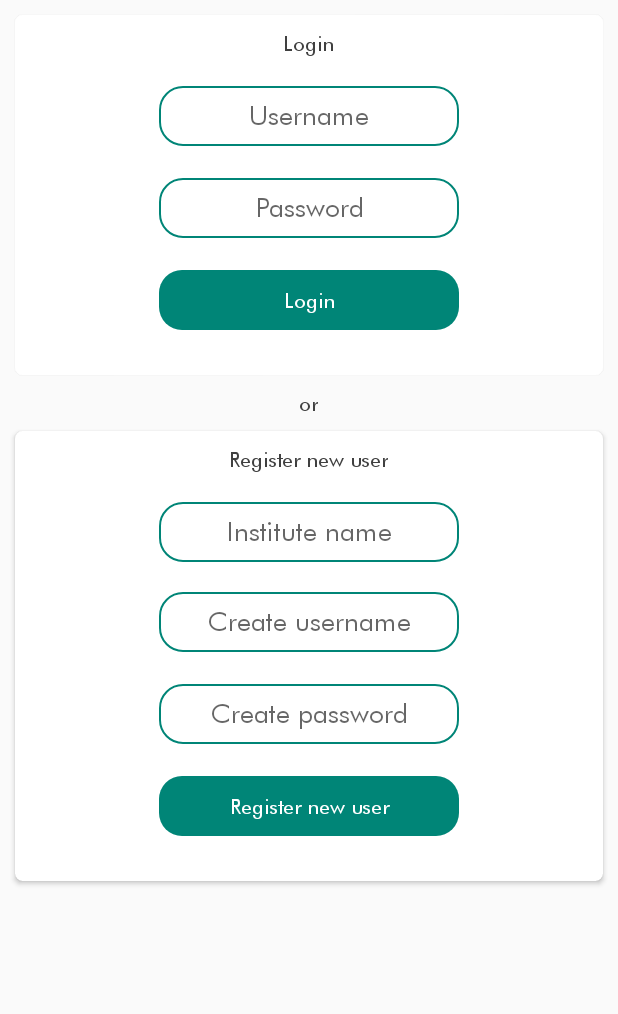
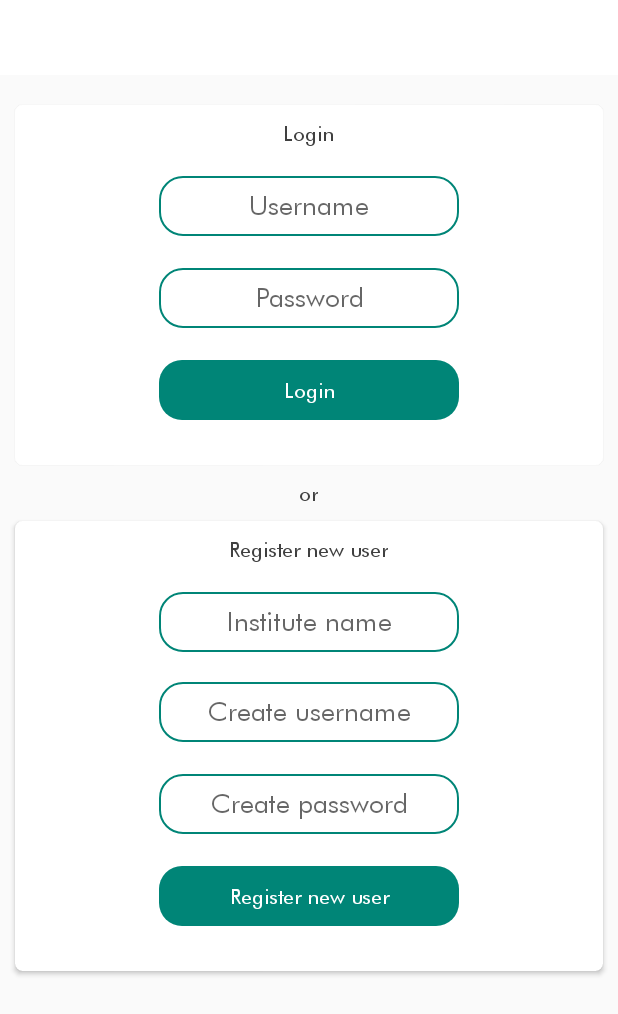
Before and after one commit to ashujhaji/pdm, an Android app: the fragment AdminFragment placed in its activity, on a phone screen of 412 x 824 dp. Shown: the top 1014 px of the screen. Run offline under Robolectric (Android 15) with nearby library versions, the phone set to English and light mode, and no system bars.

Commit message:
admin auth ui complete

```diff
--- a/app/src/main/java/com/pixerapps/placie/ui/activity/authentication/fragments/admin/AdminFragment.kt
+++ b/app/src/main/java/com/pixerapps/placie/ui/activity/authentication/fragments/admin/AdminFragment.kt
@@ -7,23 +7,40 @@ import android.view.ViewGroup
 import android.widget.Toast
 import com.pixerapps.placie.R
 import com.pixerapps.placie.mvp.BaseMvpFragment
+import kotlinx.android.synthetic.main.fragment_auth_admin.*
 
-class AdminFragment : BaseMvpFragment<AdminFragmentContract.View,AdminFragmentPresenter>(),AdminFragmentContract.View,
-View.OnClickListener{
+class AdminFragment : BaseMvpFragment<AdminFragmentContract.View, AdminFragmentPresenter>(), AdminFragmentContract.View,
+    View.OnClickListener {
+    override fun showProgress() {
+        progressBar.visibility = View.VISIBLE
+    }
+
     override var presenter: AdminFragmentPresenter = AdminFragmentPresenter()
 
     override fun onCreateView(inflater: LayoutInflater, container: ViewGroup?, savedInstanceState: Bundle?): View? {
-        return inflater.inflate(R.layout.fragment_auth_admin,container,false)
+        return inflater.inflate(R.layout.fragment_auth_admin, container, false)
     }
 
     override fun onViewCreated(view: View, savedInstanceState: Bundle?) {
         super.onViewCreated(view, savedInstanceState)
 
+        login.setOnClickListener(this)
+        register.setOnClickListener(this)
+    }
+
+    override fun showAlert(message: String) {
+        Toast.makeText(activity, message, Toast.LENGTH_LONG).show()
     }
 
     override fun onClick(v: View?) {
-        when(v?.id){
+        when (v?.id) {
+            R.id.login->{
+                presenter.login(loginUname.text.toString(),loginPwd.text.toString())
+            }
 
+            R.id.register->{
+                presenter.register(registerName.text.toString(),registerUname.text.toString(),registerPwd.text.toString())
+            }
         }
     }
 
--- a/app/src/main/java/com/pixerapps/placie/ui/activity/authentication/fragments/admin/AdminFragmentContract.kt
+++ b/app/src/main/java/com/pixerapps/placie/ui/activity/authentication/fragments/admin/AdminFragmentContract.kt
@@ -5,10 +5,12 @@ import com.pixerapps.placie.mvp.BaseMvpView
 
 object AdminFragmentContract {
     interface View : BaseMvpView {
-
+        fun showProgress()
+        fun showAlert(message : String)
     }
 
     interface Presenter : BaseMvpPresenter<View> {
-
+        fun login(username : String, password : String)
+        fun register(name : String, username: String, password: String)
     }
 }
--- a/app/src/main/java/com/pixerapps/placie/ui/activity/authentication/fragments/common/CommonFragment.kt
+++ b/app/src/main/java/com/pixerapps/placie/ui/activity/authentication/fragments/common/CommonFragment.kt
@@ -23,6 +23,7 @@ View.OnClickListener{
     override fun onViewCreated(view: View, savedInstanceState: Bundle?) {
         super.onViewCreated(view, savedInstanceState)
         studentAuth.setOnClickListener(this)
+        adminAuth.setOnClickListener(this)
 
     }
 
--- a/app/src/main/res/layout/fragment_auth_admin.xml
+++ b/app/src/main/res/layout/fragment_auth_admin.xml
@@ -1,8 +1,13 @@
 <?xml version="1.0" encoding="utf-8"?>
-<RelativeLayout xmlns:android="http://schemas.android.com/apk/res/android"
-                xmlns:app="http://schemas.android.com/apk/res-auto"
-                android:layout_width="match_parent" android:layout_height="match_parent">
-    <ScrollView android:layout_width="match_parent" android:layout_height="match_parent">
+<android.support.design.widget.CoordinatorLayout xmlns:android="http://schemas.android.com/apk/res/android"
+                                                 xmlns:app="http://schemas.android.com/apk/res-auto"
+                                                 android:layout_width="match_parent"
+                                                 android:layout_height="match_parent">
+    <include
+            layout="@layout/toolbar"
+            android:id="@+id/toolbar"/>
+    <ScrollView android:layout_width="match_parent" android:layout_height="match_parent"
+                android:layout_marginTop="@dimen/toolbar_height">
         <LinearLayout android:layout_width="match_parent" android:layout_height="match_parent"
                       android:orientation="vertical">
             <android.support.v7.widget.CardView android:layout_width="match_parent"
@@ -23,12 +28,15 @@
                                                                  android:layout_marginTop="@dimen/ten_dp"
                                                                  android:fontFamily="@font/futura"
                                                                  android:hint="@string/username"
+                                                                 android:id="@+id/loginUname"
                                                                  android:background="@drawable/bg_round_light"
                                                                  android:gravity="center"/>
                     <android.support.v7.widget.AppCompatEditText android:layout_width="@dimen/two_hundred_dp"
                                                                  android:layout_height="@dimen/forty_dp"
                                                                  android:layout_marginTop="@dimen/twenty_one_dp"
                                                                  android:hint="@string/password"
+                                                                 android:id="@+id/loginPwd"
+                                                                 android:inputType="textPassword"
                                                                  android:fontFamily="@font/futura"
                                                                  android:background="@drawable/bg_round_light"
                                                                  android:gravity="center"/>
@@ -36,6 +44,7 @@
                               android:text="@string/login"
                               android:gravity="center"
                               android:background="@drawable/bg_round_corner"
+                              android:id="@+id/login"
                               android:textColor="@color/white"
                               android:layout_marginTop="@dimen/twenty_one_dp"
                               android:layout_marginBottom="@dimen/thirty_dp"
@@ -68,11 +77,13 @@
                                                                  android:hint="@string/inst_name"
                                                                  android:background="@drawable/bg_round_light"
                                                                  android:gravity="center"
+                                                                 android:id="@+id/registerName"
                                                                  android:layout_marginBottom="@dimen/ten_dp"/>
                     <android.support.v7.widget.AppCompatEditText android:layout_width="@dimen/two_hundred_dp"
                                                                  android:layout_height="@dimen/forty_dp"
                                                                  android:layout_marginTop="@dimen/ten_dp"
                                                                  android:fontFamily="@font/futura"
+                                                                 android:id="@+id/registerUname"
                                                                  android:hint="@string/reg_uname"
                                                                  android:background="@drawable/bg_round_light"
                                                                  android:gravity="center"/>
@@ -80,6 +91,7 @@
                                                                  android:layout_height="@dimen/forty_dp"
                                                                  android:layout_marginTop="@dimen/twenty_one_dp"
                                                                  android:hint="@string/reg_pwd"
+                                                                 android:id="@+id/registerPwd"
                                                                  android:fontFamily="@font/futura"
                                                                  android:background="@drawable/bg_round_light"
                                                                  android:gravity="center"/>
@@ -89,10 +101,16 @@
                               android:background="@drawable/bg_round_corner"
                               android:textColor="@color/white"
                               android:layout_marginTop="@dimen/twenty_one_dp"
+                              android:id="@+id/register"
                               android:layout_marginBottom="@dimen/thirty_dp"
                               android:fontFamily="@font/futura"/>
                 </LinearLayout>
             </android.support.v7.widget.CardView>
         </LinearLayout>
     </ScrollView>
-</RelativeLayout>
+    <ProgressBar android:layout_width="@dimen/toolbar_height"
+                 android:layout_height="@dimen/toolbar_height"
+                 android:layout_gravity="center"
+                 android:id="@+id/progressBar"
+                 android:visibility="gone"/>
+</android.support.design.widget.CoordinatorLayout>
--- /dev/null
+++ b/app/src/main/res/layout/toolbar.xml
@@ -0,0 +1,10 @@
+<?xml version="1.0" encoding="utf-8"?>
+<android.support.v7.widget.Toolbar xmlns:android="http://schemas.android.com/apk/res/android"
+    xmlns:local="http://schemas.android.com/apk/res-auto"
+    android:id="@+id/toolbar"
+    android:layout_width="match_parent"
+    android:layout_height="@dimen/main_toolbar_height"
+    android:minHeight="@dimen/main_toolbar_height"
+    android:background="@color/white"
+    style="@style/ToolbarStyle"
+    />
--- a/app/src/main/res/values/styles.xml
+++ b/app/src/main/res/values/styles.xml
@@ -13,4 +13,9 @@
         <item name="windowNoTitle">true</item>
     </style>
 
+    <style name="ToolbarStyle" parent="Theme.AppCompat">
+        <item name="android:textColor">@color/grey_500</item>
+        <item name="android:textColorSecondary">@color/grey_500</item>
+        <item name="android:fontFamily">@font/futura</item>
+    </style>
 </resources>
```
Also changed, not shown: app/src/main/java/com/pixerapps/placie/ui/activity/authentication/fragments/admin/AdminFragmentPresenter.kt (+26 -0 lines).
